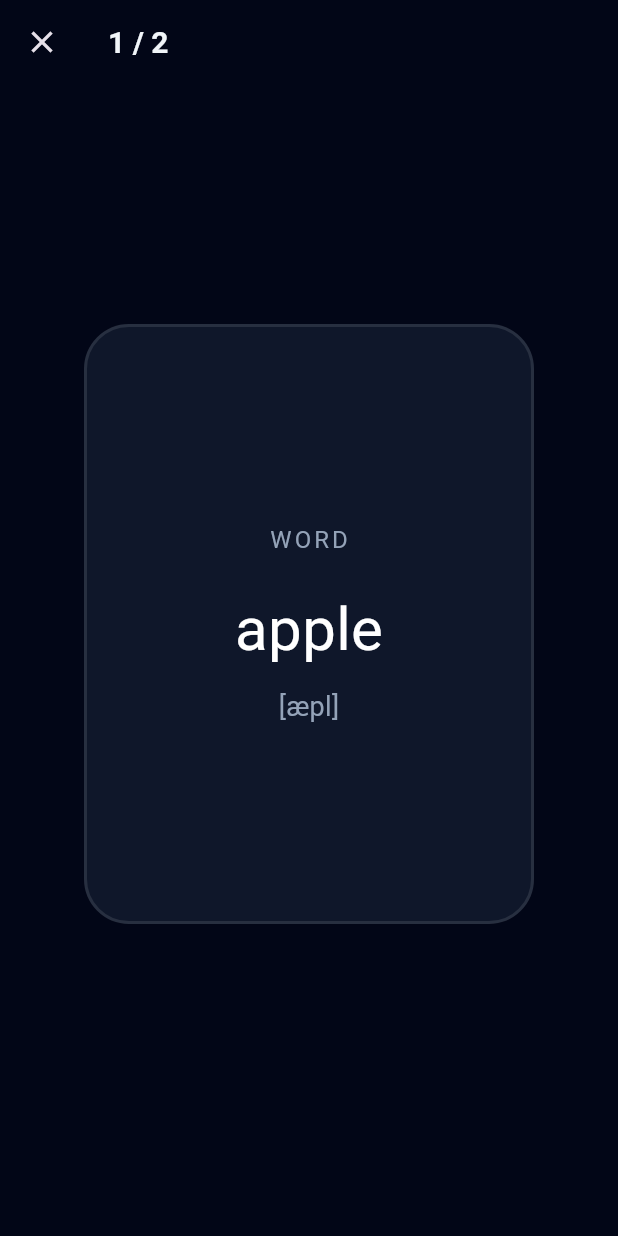
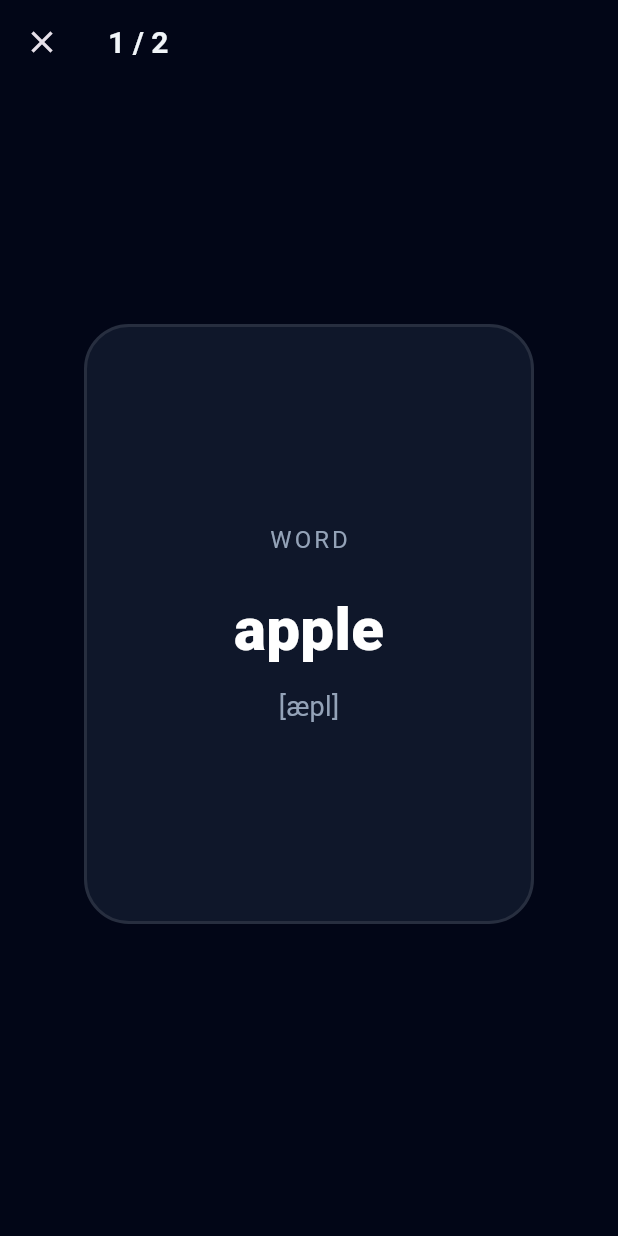
Before and after one commit to dirmich/marulingoflow, a Flutter app: the screen it shows after launch, after a tap on "복습 시작하기", on a phone screen of 412 x 824 dp. Run offline on Flutter 3.47's test engine with Material 3 defaults, Android fonts, the phone set to English and light mode, and no system bars; our stand-ins replace dio, get.

Commit message:
fix: [앱] Flutter 린트 에러 및 Deprecated API 전면 수정 (withValues, FontWeight)

```diff
--- a/app/lib/views/dashboard/dashboard_view.dart
+++ b/app/lib/views/dashboard/dashboard_view.dart
@@ -61,7 +61,7 @@ class DashboardView extends StatelessWidget {
                 borderRadius: BorderRadius.circular(20),
                 boxShadow: [
                   BoxShadow(
-                    color: Colors.blue.withOpacity(0.3),
+                    color: Colors.blue.withValues(alpha: 0.3),
                     blurRadius: 10,
                     offset: const Offset(0, 5),
                   ),
@@ -81,7 +81,7 @@ class DashboardView extends StatelessWidget {
                   Text(
                     '망각곡선을 대비해 장기 기억으로 전환하세요!',
                     style: TextStyle(
-                      color: Colors.white.withOpacity(0.8),
+                      color: Colors.white.withValues(alpha: 0.8),
                       fontSize: 14,
                     ),
                     textAlign: TextAlign.center,
@@ -134,7 +134,7 @@ class StatCard extends StatelessWidget {
       decoration: BoxDecoration(
         color: AppTheme.cardDark,
         borderRadius: BorderRadius.circular(16),
-        border: Border.all(color: Colors.white.withOpacity(0.05)),
+        border: Border.all(color: Colors.white.withValues(alpha: 0.05)),
       ),
       child: Row(
         children: [
--- a/app/lib/views/learning/flashcard_widget.dart
+++ b/app/lib/views/learning/flashcard_widget.dart
@@ -62,6 +62,10 @@ class _FlashcardWidgetState extends State<FlashcardWidget> {
       decoration: BoxDecoration(
         color: AppTheme.cardDark,
         borderRadius: BorderRadius.circular(30),
+        border: Border.all(
+          color: Colors.white.withValues(alpha: 0.1),
+          width: 2,
+        ),
         border: Border.all(color: Colors.white.withOpacity(0.1), width: 2),
       ),
       child: Column(
@@ -77,7 +81,7 @@ class _FlashcardWidgetState extends State<FlashcardWidget> {
             style: const TextStyle(
               color: Colors.white,
               fontSize: 40,
-              fontWeight: FontWeight.black,
+              fontWeight: FontWeight.w900,
             ),
           ),
           if (widget.phonetic != null) ...[
--- a/app/pubspec.yaml
+++ b/app/pubspec.yaml
@@ -31,9 +31,10 @@ dependencies:
   flutter:
     sdk: flutter
 
-  # The following adds the Cupertino Icons font to your application.
-  # Use with the CupertinoIcons class for iOS style icons.
   cupertino_icons: ^1.0.8
+  get: ^4.6.6
+  dio: ^5.4.1
+  flutter_secure_storage: ^9.0.0
 
 dev_dependencies:
   flutter_test:
```
Also changed, not shown: app/pubspec.lock, 5 other files.
